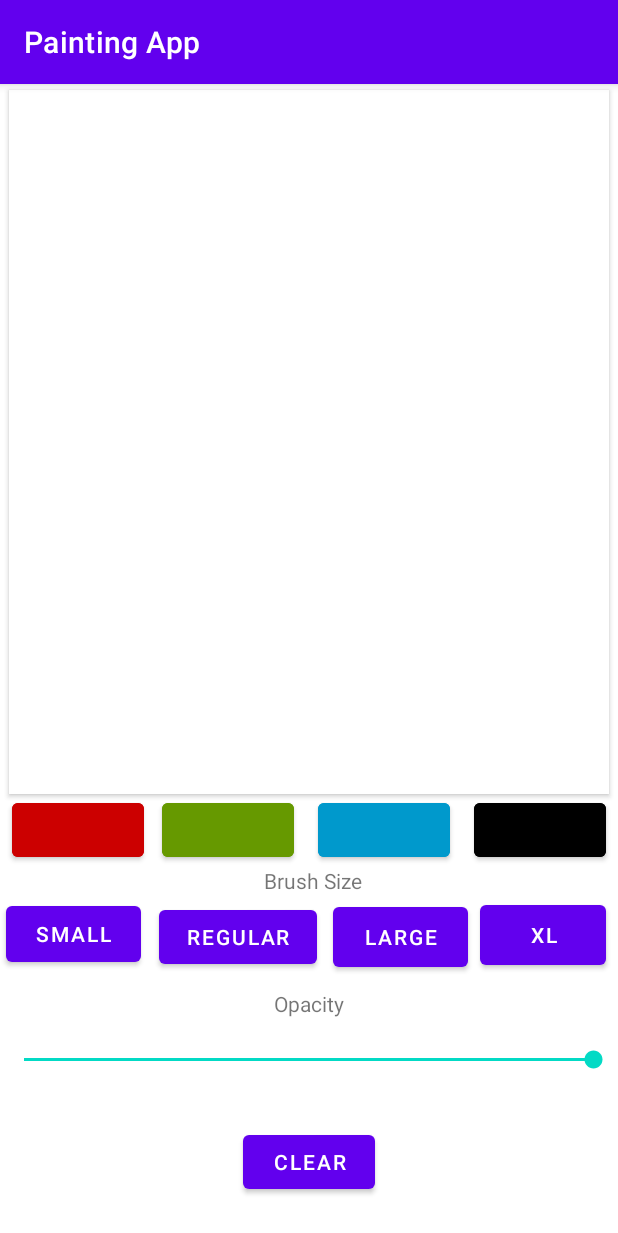
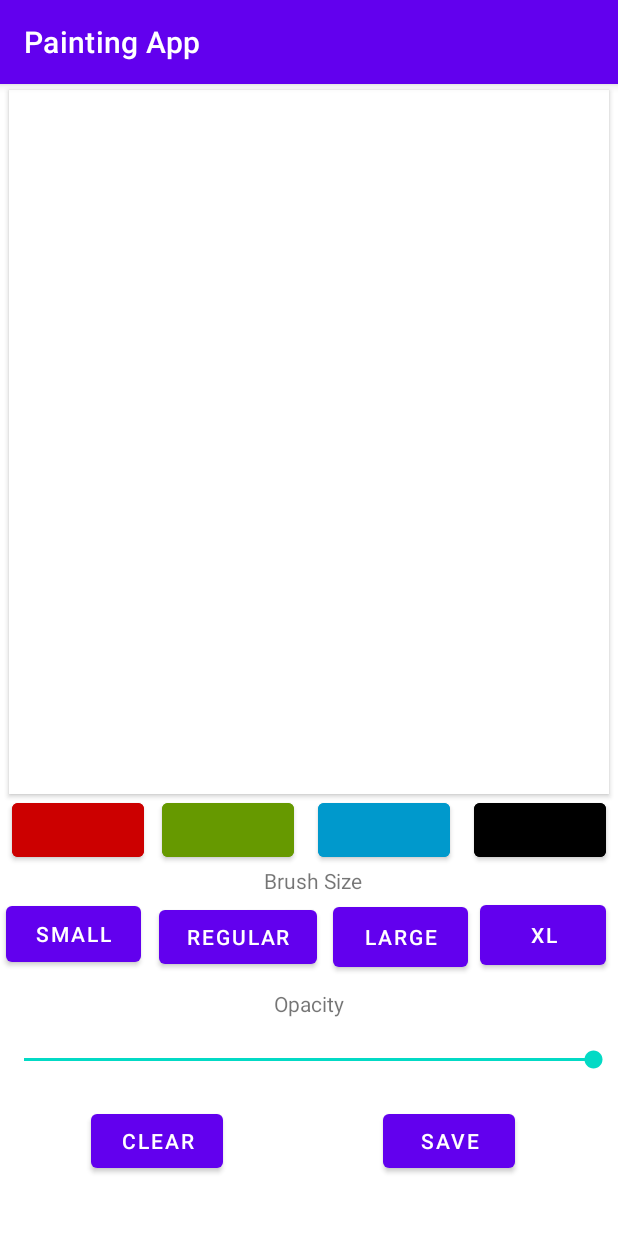
Before and after one commit to robB400/IA08, an Android app: the screen it shows after launch (MainActivity), after a tap on "IA08", on a phone screen of 412 x 824 dp. Shown: the top 1233 px of the screen. Run offline under Robolectric (Android 15) with nearby library versions, the phone set to English and light mode, and no system bars.

Commit message:
Added save feature and fixed bugs

```diff
--- a/app/src/main/AndroidManifest.xml
+++ b/app/src/main/AndroidManifest.xml
@@ -1,7 +1,8 @@
 <?xml version="1.0" encoding="utf-8"?>
 <manifest xmlns:android="http://schemas.android.com/apk/res/android"
     xmlns:tools="http://schemas.android.com/tools">
-
+    <uses-permission android:name="android.permission.READ_EXTERNAL_STORAGE"/>
+    <uses-permission android:name="android.permission.WRITE_EXTERNAL_STORAGE"/>
     <application
         android:allowBackup="true"
         android:dataExtractionRules="@xml/data_extraction_rules"
--- a/app/src/main/java/com/example/ia08/MainActivity.java
+++ b/app/src/main/java/com/example/ia08/MainActivity.java
@@ -5,13 +5,19 @@ import androidx.appcompat.app.AppCompatActivity;
 import android.graphics.Bitmap;
 import android.graphics.Color;
 import android.os.Bundle;
+import android.os.Environment;
+import android.provider.MediaStore;
 import android.view.MotionEvent;
 import android.view.View;
 import android.widget.ImageView;
 import android.graphics.Canvas;
 import android.graphics.Paint;
 import android.widget.SeekBar;
+import android.widget.Toast;
 
+import java.io.File;
+import java.io.FileOutputStream;
+import java.util.Calendar;
 
 public class MainActivity extends AppCompatActivity  {
 
@@ -22,8 +28,7 @@ public class MainActivity extends AppCompatActivity  {
     private Bitmap bitmap;
     private Canvas canvas;
     private Paint paint =  new Paint();
-    private int opacity;
-
+    private int opacity = 255;
 
     @Override
     protected void onCreate(Bundle savedInstanceState) {
@@ -40,7 +45,7 @@ public class MainActivity extends AppCompatActivity  {
             public void onProgressChanged(SeekBar seekBar, int progress,
                                           boolean fromUser) {
                 // TODO Auto-generated method stub
-                opacity = progress;
+                opacity = (int) (255 * (progress * 0.01));
             }
 
             @Override
@@ -57,7 +62,7 @@ public class MainActivity extends AppCompatActivity  {
 
     }
 
-    private void Draw(){
+    private void Draw() {
         if (bitmap == null) {
             bitmap = Bitmap.createBitmap(imageView.getWidth(),
                     imageView.getHeight(),
@@ -101,39 +106,62 @@ public class MainActivity extends AppCompatActivity  {
         return super.onTouchEvent(event);
     }
 
+    public void resetOpacity() {
+        SeekBar sb = (SeekBar)findViewById(R.id.seekBar);
+        sb.setProgress(100);
+        opacity = 255;
+        paint.setAlpha(opacity);
+    }
     public void setColorRed(View view) {
         paint.setColor(Color.RED);
+        resetOpacity();
     }
 
     public void setColorGreen(View view) {
         paint.setColor(Color.GREEN);
+        resetOpacity();
     }
 
     public void setColorBlue(View view) {
         paint.setColor(Color.BLUE);
+        resetOpacity();
     }
 
     public void setColorBlack(View view) {
         paint.setColor(Color.BLACK);
+        resetOpacity();
     }
 
-    public void setBrushSmall(View view) {
-        paint.setStrokeWidth(4);
-    }
+    public void setBrushSmall(View view) { paint.setStrokeWidth(4); }
 
-    public void setBrushReg(View view) {
-        paint.setStrokeWidth(8);
-    }
+    public void setBrushReg(View view) { paint.setStrokeWidth(8); }
 
-    public void setBrushLarge(View view) {
-        paint.setStrokeWidth(16);
-    }
+    public void setBrushLarge(View view) {paint.setStrokeWidth(16); }
 
-    public void setBrushXL(View view) {
-        paint.setStrokeWidth(32);
-    }
+    public void setBrushXL(View view) { paint.setStrokeWidth(32);}
 
     public void clearCanvas(View view) {
     bitmap.eraseColor(Color.TRANSPARENT);
     }
+
+    public void saveImageButton(View view) {
+        File savedImage = new File(this.getExternalFilesDir(Environment.DIRECTORY_PICTURES),
+                Calendar.getInstance().getTime().toString() + ".jpg");
+
+        try {
+
+            FileOutputStream fileOutputStream = new FileOutputStream(savedImage);
+            bitmap.compress(Bitmap.CompressFormat.JPEG, 100, fileOutputStream);
+            fileOutputStream.flush();
+            fileOutputStream.close();
+            MediaStore.Images.Media.insertImage(getContentResolver()
+                    ,savedImage.getAbsolutePath(),savedImage.getName(),savedImage.getName());
+            Toast.makeText(this,
+                    "File Saved Successfully",
+                    Toast.LENGTH_LONG).show();
+
+        } catch (Exception e) {
+            e.printStackTrace();
+        }
+    }
 }
--- a/app/src/main/res/layout/activity_main.xml
+++ b/app/src/main/res/layout/activity_main.xml
@@ -7,6 +7,7 @@
     android:layout_width="match_parent"
     android:layout_height="match_parent"
     tools:context=".MainActivity">
+
 
     <ImageView
         android:id="@+id/imageView"
@@ -150,8 +151,8 @@
         android:layout_width="fill_parent"
         android:layout_height="wrap_content"
         android:layout_marginTop="17dp"
+        android:max="100"
         android:progress="100"
-        android:max="100"
         app:layout_constraintBottom_toBottomOf="parent"
         app:layout_constraintEnd_toEndOf="parent"
         app:layout_constraintStart_toStartOf="parent"
@@ -162,13 +163,31 @@
         android:id="@+id/Clear_Button"
         android:layout_width="wrap_content"
         android:layout_height="wrap_content"
+        android:layout_marginStart="84dp"
+        android:layout_marginEnd="53dp"
         android:onClick="clearCanvas"
         android:text="Clear"
         app:layout_constraintBottom_toBottomOf="parent"
+        app:layout_constraintEnd_toStartOf="@+id/Save"
+        app:layout_constraintStart_toStartOf="parent"
+        app:layout_constraintTop_toTopOf="@+id/Save"
+        app:layout_constraintVertical_bias="0.0" />
+
+    <Button
+        android:id="@+id/Save"
+        android:layout_width="wrap_content"
+        android:layout_height="wrap_content"
+        android:layout_marginStart="53dp"
+        android:layout_marginTop="21dp"
+        android:layout_marginEnd="92dp"
+        android:layout_marginBottom="4dp"
+        android:onClick="saveImageButton"
+        android:text="Save"
+        app:layout_constraintBottom_toBottomOf="parent"
         app:layout_constraintEnd_toEndOf="parent"
-        app:layout_constraintStart_toStartOf="parent"
-        app:layout_constraintTop_toBottomOf="@+id/textView"
-        app:layout_constraintVertical_bias="0.737" />
+        app:layout_constraintStart_toEndOf="@+id/Clear_Button"
+        app:layout_constraintTop_toBottomOf="@+id/seekBar"
+        app:layout_constraintVertical_bias="0.0" />
 
 
 </androidx.constraintlayout.widget.ConstraintLayout>
```
